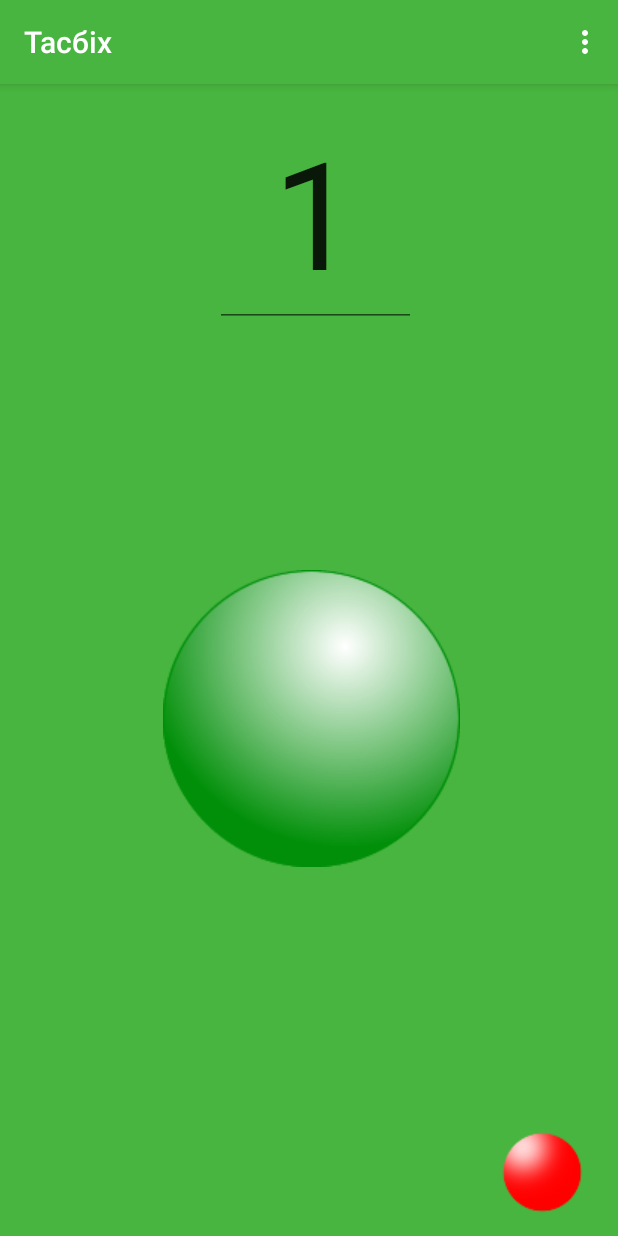
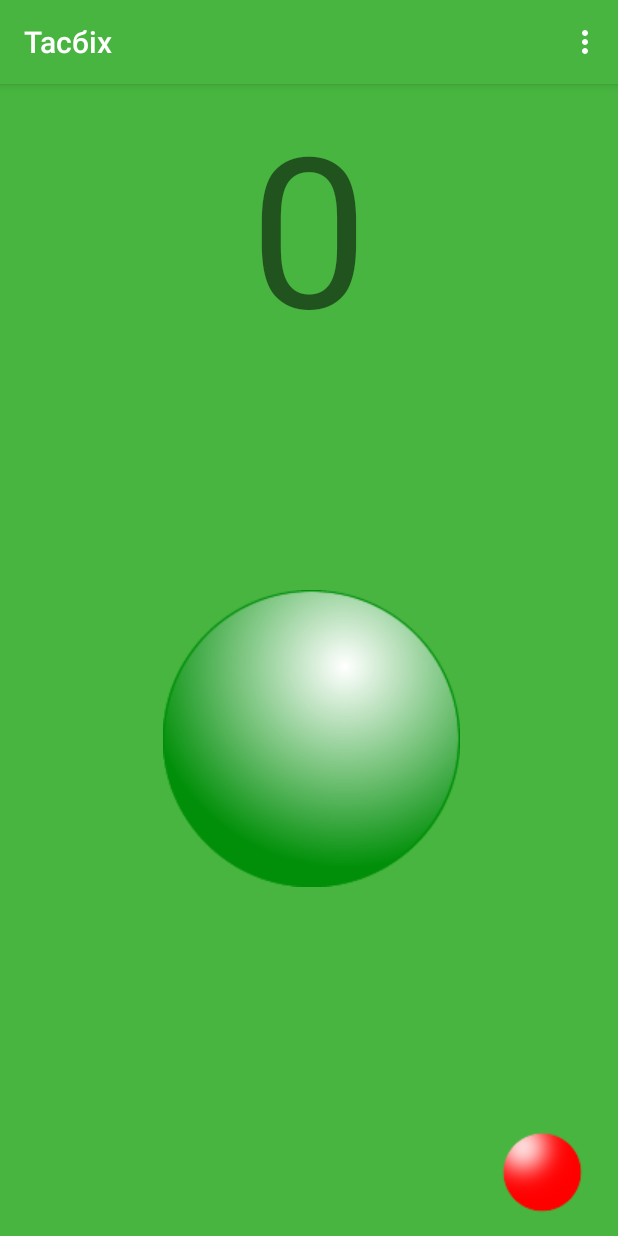
Before and after one commit to myr4ik07/Tasbih, an Android app: the screen it shows after launch (MainActivity), on a phone screen of 412 x 824 dp. Run offline under Robolectric (Android 15) with nearby library versions, the phone set to English and light mode, and no system bars.

```diff
--- a/app/src/main/res/layout/activity_main.xml
+++ b/app/src/main/res/layout/activity_main.xml
@@ -15,39 +15,39 @@
         android:layout_marginLeft="8dp"
         android:layout_marginRight="8dp"
         android:layout_marginStart="8dp"
-        android:layout_marginTop="8dp"
         android:background="@color/colorPrimary"
         android:contentDescription=""
         android:onClick="editNumber"
         app:layout_constraintBottom_toTopOf="@+id/imageButton3"
         app:layout_constraintLeft_toLeftOf="parent"
         app:layout_constraintRight_toRightOf="parent"
-        app:layout_constraintTop_toBottomOf="@+id/editText"
         app:srcCompat="@drawable/button1"
         tools:ignore="ContentDescription"
-        app:layout_constraintVertical_bias="0.473"
-        tools:layout_editor_absoluteX="33dp"
-        app:layout_constraintHorizontal_bias="0.511" />
+        app:layout_constraintHorizontal_bias="0.511"
+        android:layout_marginTop="24dp"
+        app:layout_constraintTop_toBottomOf="@+id/editText"
+        android:layout_marginBottom="0dp" />
 
-    <EditText
+    <TextView
         android:id="@+id/editText"
-        android:layout_width="134dp"
-        android:layout_height="wrap_content"
+        android:layout_width="170dp"
+        android:layout_height="157dp"
         android:layout_marginEnd="16dp"
         android:layout_marginLeft="16dp"
         android:layout_marginRight="16dp"
         android:layout_marginStart="16dp"
-        android:layout_marginTop="8dp"
+        android:layout_marginTop="1dp"
         android:ems="10"
         android:gravity="center"
         android:inputType="number"
-        android:text="@string/_1"
-        android:textSize="100sp"
-        app:layout_constraintHorizontal_bias="0.518"
+        android:text="0"
+        android:textSize="140dp"
+        app:layout_constraintHorizontal_bias="0.5"
         app:layout_constraintLeft_toLeftOf="parent"
         app:layout_constraintRight_toRightOf="parent"
         app:layout_constraintTop_toTopOf="parent"
-        tools:ignore="LabelFor" />
+        tools:ignore="HardcodedText,LabelFor,SpUsage,TextViewEdits"
+        tools:text="0" />
 
     <ImageButton
         android:id="@+id/imageButton3"
```
Also changed, not shown: app/src/main/java/com/example/jaros/tasbih/MainActivity.java (+9 -9 lines).
